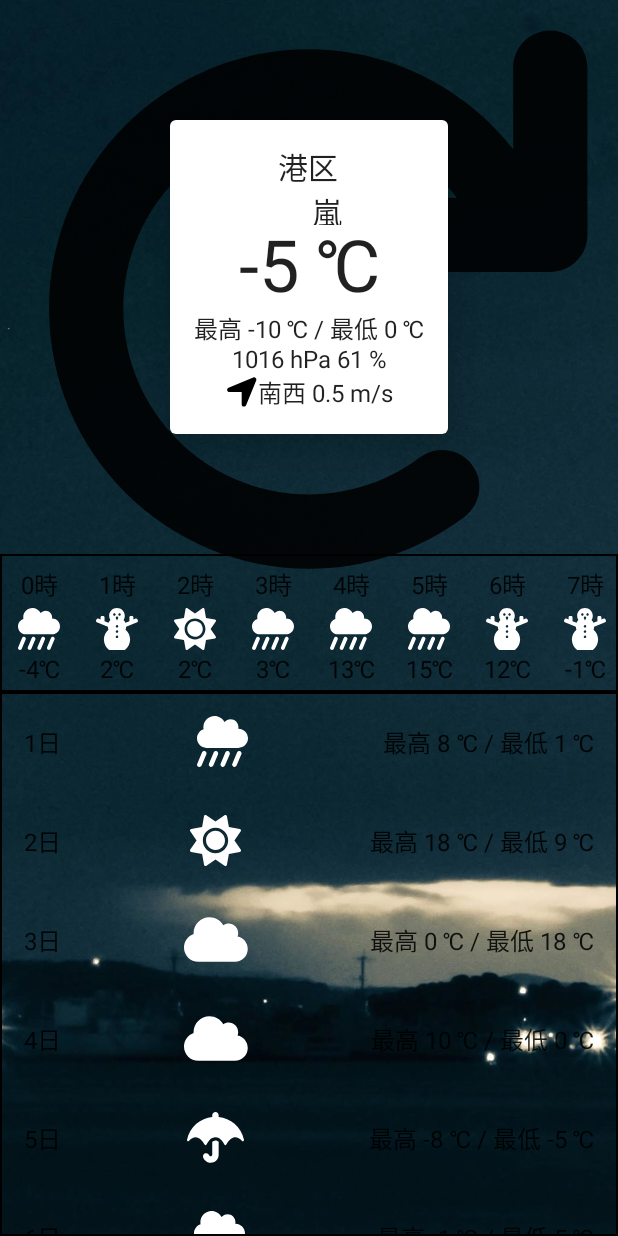
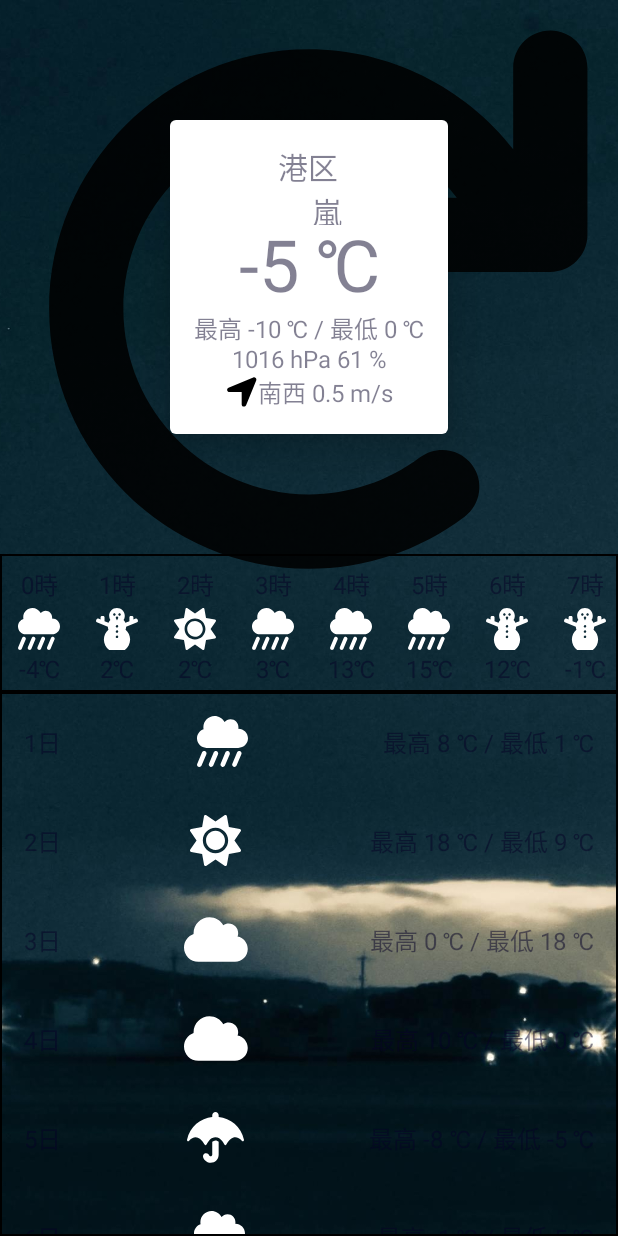
Before and after one commit to s-kamada/weather_apps, an Android app built with Jetpack Compose: the screen it shows after launch (MainActivity), on a phone screen of 412 x 824 dp. Run offline under Robolectric (Android 15) with nearby library versions, the phone set to English and light mode, and no system bars.

Commit message:
LightTypography追加

```diff
--- a/app/src/main/java/com/example/weather_competition_1632/ui/theme/Theme.kt
+++ b/app/src/main/java/com/example/weather_competition_1632/ui/theme/Theme.kt
@@ -38,9 +38,15 @@ fun AppTheme(
         LightColorPalette
     }
 
+    val typography = if (darkTheme) {
+        DarkTypography
+    } else {
+        LightTypography
+    }
+
     MaterialTheme(
         colors = colors,
-        typography = Typography,
+        typography = typography,
         shapes = Shapes,
         content = content
     )
--- a/app/src/main/java/com/example/weather_competition_1632/ui/theme/Type.kt
+++ b/app/src/main/java/com/example/weather_competition_1632/ui/theme/Type.kt
@@ -1,30 +1,37 @@
 package com.example.weather_competition_1632.ui.theme
 
 import androidx.compose.material.Typography
+import androidx.compose.ui.graphics.Color
 import androidx.compose.ui.text.TextStyle
 import androidx.compose.ui.text.font.FontFamily
 import androidx.compose.ui.text.font.FontWeight
 import androidx.compose.ui.unit.sp
+import com.example.weather_competition_1632.R
 
 // Set of Material typography styles to start with
 val GeneralFont = FontFamily.Default
-val Typography = Typography(
+val DarkFontColor = Color(R.color.black)
+val LightFontColor = Color(R.color.white)
+val DarkTypography = Typography(
     h3 = TextStyle(
         fontFamily = GeneralFont,
         fontWeight = FontWeight.Normal,
         fontSize = 48.sp,
-        letterSpacing = 0.sp
+        letterSpacing = 0.sp,
+        color = DarkFontColor
     ),
     h6 = TextStyle(
         fontFamily = GeneralFont,
         fontWeight = FontWeight.Medium,
         fontSize = 20.sp,
-        letterSpacing = 0.15.sp
+        letterSpacing = 0.15.sp,
+        color = DarkFontColor
     ),
     body1 = TextStyle(
         fontFamily = GeneralFont,
         fontWeight = FontWeight.Normal,
-        fontSize = 16.sp
+        fontSize = 16.sp,
+        color = DarkFontColor
     )
     /* Other default text styles to override
     button = TextStyle(
@@ -39,3 +46,26 @@ val Typography = Typography(
     )
     */
 )
+
+val LightTypography = Typography(
+    h3 = TextStyle(
+        fontFamily = GeneralFont,
+        fontWeight = FontWeight.Normal,
+        fontSize = 48.sp,
+        letterSpacing = 0.sp,
+        color = LightFontColor
+    ),
+    h6 = TextStyle(
+        fontFamily = GeneralFont,
+        fontWeight = FontWeight.Medium,
+        fontSize = 20.sp,
+        letterSpacing = 0.15.sp,
+        color = LightFontColor
+    ),
+    body1 = TextStyle(
+        fontFamily = GeneralFont,
+        fontWeight = FontWeight.Normal,
+        fontSize = 16.sp,
+        color = LightFontColor
+    )
+)
```
